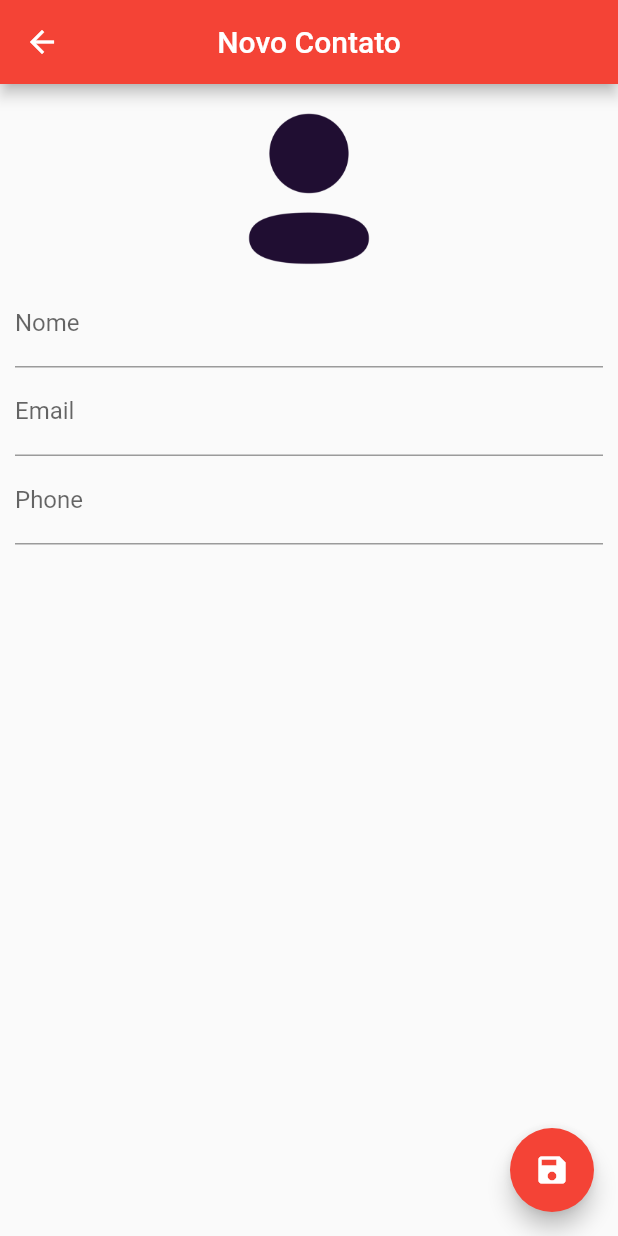
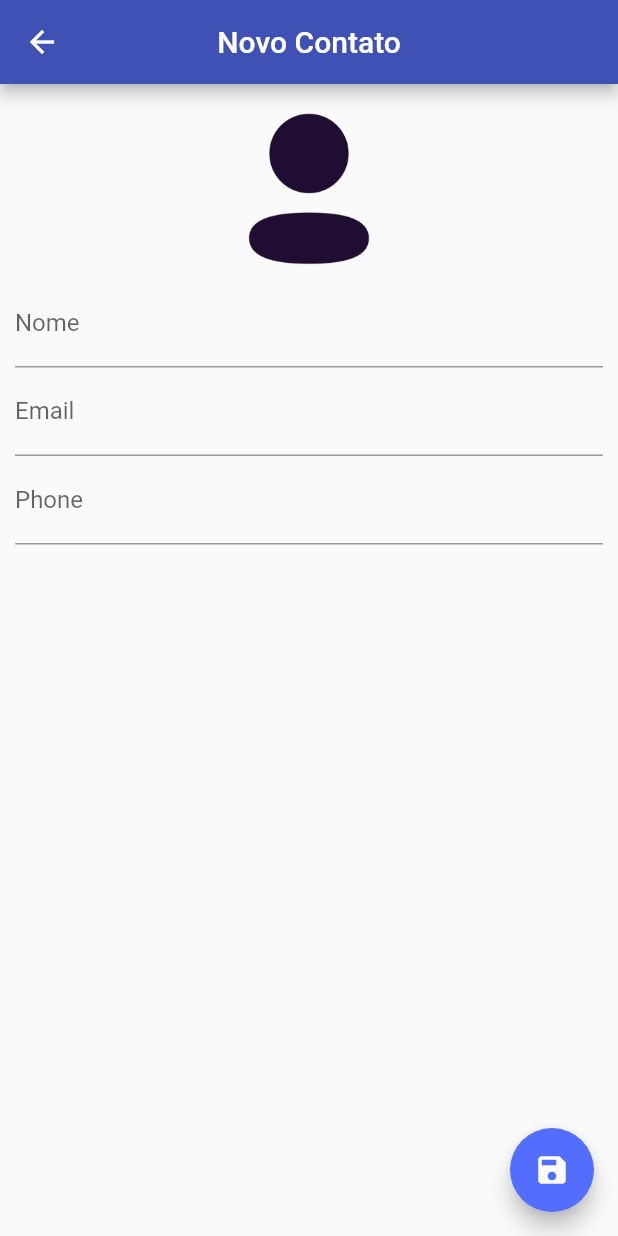
Before and after one commit to jpaulofsantos/agenda_contatos_flutter, a Flutter app: the screen it shows after launch, after a tap on the "add" icon, on a phone screen of 412 x 824 dp. Run offline on Flutter 3.47's test engine with Material 2 defaults, Android fonts, the phone set to English and light mode, and no system bars; our stand-ins replace sqflite; accounts and stored records are empty.

Commit message:
changing APP colors

```diff
--- a/lib/ui/contact_page.dart
+++ b/lib/ui/contact_page.dart
@@ -45,7 +45,7 @@ class _ContactPageState extends State<ContactPage> {
         onWillPop: _requestPop, //chama a função criada para gerenciar a seta "voltar"
         child: Scaffold(
           appBar: AppBar(
-            backgroundColor: Colors.red,
+            backgroundColor: Colors.indigo,
             title: Text(_editedContact.name ?? "Novo Contato"), //caso tenha nome, pega do _editContact, caso não, "Novo Contato"
             centerTitle: true,
           ),
@@ -58,7 +58,7 @@ class _ContactPageState extends State<ContactPage> {
               }
             },
             child: Icon(Icons.save),
-            backgroundColor: Colors.red,
+            backgroundColor: Colors.indigoAccent,
           ),
           body: SingleChildScrollView( // criando o body
             padding: EdgeInsets.all(10.0), // add padding
--- a/lib/ui/home_page.dart
+++ b/lib/ui/home_page.dart
@@ -29,7 +29,7 @@ class _HomePageState extends State<HomePage> {
     return Scaffold( // 3 - criando scaffold
       appBar: AppBar( // 4 - appbar
         title: Text("Contatos"),
-        backgroundColor: Colors.red,
+        backgroundColor: Colors.indigo,
         centerTitle: true,
       ),
       backgroundColor: Colors.white,
@@ -38,7 +38,7 @@ class _HomePageState extends State<HomePage> {
           _showContactPage();
         },
         child: Icon(Icons.add),
-        backgroundColor: Colors.red,
+        backgroundColor: Colors.indigoAccent,
       ),
       body: ListView.builder(// 6 - add ListView no body
           padding: EdgeInsets.all(10.0),
@@ -124,7 +124,7 @@ class _HomePageState extends State<HomePage> {
                             child: Text(
                               "Ligar",
                               style: TextStyle(
-                                  color: Colors.red, fontSize: 20.0
+                                  color: Colors.indigoAccent, fontSize: 20.0
                               ),
                             )
                         ),
@@ -139,7 +139,7 @@ class _HomePageState extends State<HomePage> {
                           child: Text(
                             "Editar",
                             style: TextStyle(
-                                color: Colors.red, fontSize: 20.0
+                                color: Colors.indigoAccent, fontSize: 20.0
                             ),
                           )
                       ),
@@ -158,7 +158,7 @@ class _HomePageState extends State<HomePage> {
                           child: Text(
                             "Excluir",
                             style: TextStyle(
-                                color: Colors.red, fontSize: 20.0
+                                color: Colors.indigoAccent, fontSize: 20.0
                             ),
                           )
                       ),
```
